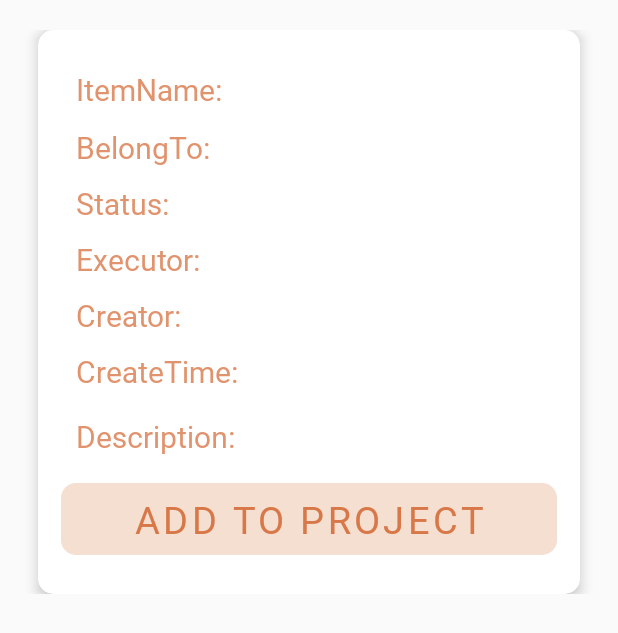
After one commit to CoderWDD/TeamCooperation, an Android app: the fragment FragmentPageAddItem shown on its own in the app's theme, on a phone screen of 412 x 824 dp. The commit adds this screen. Shown: the top 633 px of the screen. Run offline under Robolectric (Android 15) with nearby library versions, the phone set to English and light mode, and no system bars; our stand-ins replace data binding.

Commit message:
UI almost done

```diff
--- /dev/null
+++ b/app/src/main/java/com/example/cooperation/FragmentPageAddItem.java
@@ -0,0 +1,63 @@
+package com.example.cooperation;
+
+import android.os.Bundle;
+import android.view.LayoutInflater;
+import android.view.View;
+import android.view.ViewGroup;
+
+import androidx.fragment.app.Fragment;
+
+/**
+ * A simple {@link Fragment} subclass.
+ * Use the {@link FragmentPageAddItem#newInstance} factory method to
+ * create an instance of this fragment.
+ */
+public class FragmentPageAddItem extends Fragment {
+
+    // TODO: Rename parameter arguments, choose names that match
+    // the fragment initialization parameters, e.g. ARG_ITEM_NUMBER
+    private static final String ARG_PARAM1 = "param1";
+    private static final String ARG_PARAM2 = "param2";
+
+    // TODO: Rename and change types of parameters
+    private String mParam1;
+    private String mParam2;
+
+    public FragmentPageAddItem() {
+        // Required empty public constructor
+    }
+
+    /**
+     * Use this factory method to create a new instance of
+     * this fragment using the provided parameters.
+     *
+     * @param param1 Parameter 1.
+     * @param param2 Parameter 2.
+     * @return A new instance of fragment FragmentPageAddItem.
+     */
+    // TODO: Rename and change types and number of parameters
+    public static FragmentPageAddItem newInstance(String param1, String param2) {
+        FragmentPageAddItem fragment = new FragmentPageAddItem();
+        Bundle args = new Bundle();
+        args.putString(ARG_PARAM1, param1);
+        args.putString(ARG_PARAM2, param2);
+        fragment.setArguments(args);
+        return fragment;
+    }
+
+    @Override
+    public void onCreate(Bundle savedInstanceState) {
+        super.onCreate(savedInstanceState);
+        if (getArguments() != null) {
+            mParam1 = getArguments().getString(ARG_PARAM1);
+            mParam2 = getArguments().getString(ARG_PARAM2);
+        }
+    }
+
+    @Override
+    public View onCreateView(LayoutInflater inflater, ViewGroup container,
+                             Bundle savedInstanceState) {
+        // Inflate the layout for this fragment
+        return inflater.inflate(R.layout.fragment_page_add_item, container, false);
+    }
+}
--- /dev/null
+++ b/app/src/main/res/layout/fragment_page_add_item.xml
@@ -0,0 +1,244 @@
+<?xml version="1.0" encoding="utf-8"?>
+<layout xmlns:android="http://schemas.android.com/apk/res/android"
+    xmlns:tools="http://schemas.android.com/tools"
+    xmlns:app="http://schemas.android.com/apk/res-auto">
+
+    <data>
+        <variable
+            name="addItemHandler"
+            type="com.example.cooperation.model.ItemAdd" />
+
+    </data>
+
+    <FrameLayout
+        android:layout_width="match_parent"
+        android:layout_height="wrap_content"
+        tools:context=".FragmentPageAddItem"
+        android:layout_marginVertical="20dp"
+        android:layout_marginHorizontal="5dp">
+
+        <com.google.android.material.card.MaterialCardView
+            android:layout_width="match_parent"
+            android:layout_height="wrap_content"
+            android:layout_marginHorizontal="20dp"
+            app:cardCornerRadius="10dp"
+            app:cardElevation="5dp">
+
+
+            <androidx.appcompat.widget.LinearLayoutCompat
+                android:layout_width="match_parent"
+                android:layout_height="wrap_content"
+                android:orientation="vertical"
+                android:layout_marginHorizontal="5dp"
+                android:layout_marginVertical="10dp">
+
+                <androidx.appcompat.widget.LinearLayoutCompat
+                    android:layout_width="match_parent"
+                    android:layout_height="wrap_content"
+                    android:layout_marginTop="10dp"
+                    android:layout_marginLeft="20dp"
+                    android:orientation="horizontal">
+                    <TextView
+                        android:layout_width="wrap_content"
+                        android:layout_height="wrap_content"
+                        android:text="@string/item_name"
+                        android:fontFamily="@font/no236"
+                        android:layout_marginRight="10dp"
+                        android:textSize="20sp"
+                        android:textColor="@color/orange_brown_item"/>
+
+                    <EditText
+                        android:layout_width="match_parent"
+                        android:layout_height="wrap_content"
+                        android:layout_marginLeft="5dp"
+                        android:layout_marginRight="10dp"
+                        android:background="@null"
+                        android:fontFamily="@font/no236"
+                        android:maxLength="30"
+                        android:maxLines="1"
+                        android:text="@={addItemHandler.itemName}"
+                        android:textColor="@color/orange_brown_item"
+                        android:textSize="25sp" />
+
+
+                </androidx.appcompat.widget.LinearLayoutCompat>
+
+                <androidx.appcompat.widget.LinearLayoutCompat
+                    android:layout_width="match_parent"
+                    android:layout_height="wrap_content"
+                    android:layout_marginTop="10dp"
+                    android:layout_marginLeft="20dp"
+                    android:orientation="horizontal">
+                    <TextView
+                        android:layout_width="wrap_content"
+                        android:layout_height="wrap_content"
+                        android:text="@string/belong_to_project"
+                        android:fontFamily="@font/no236"
+                        android:layout_marginRight="10dp"
+                        android:textSize="20sp"
+                        android:textColor="@color/orange_brown_item"/>
+
+                    <TextView
+                        android:id="@+id/recyclerview_todo_item_project"
+                        android:layout_width="wrap_content"
+                        android:layout_height="wrap_content"
+                        android:text="@{addItemHandler.projectName}"
+                        android:fontFamily="@font/no236"
+                        android:textSize="20sp"
+                        android:textColor="@color/orange_brown_item"/>
+
+                </androidx.appcompat.widget.LinearLayoutCompat>
+
+                <androidx.appcompat.widget.LinearLayoutCompat
+                    android:layout_width="match_parent"
+                    android:layout_height="wrap_content"
+                    android:layout_marginTop="10dp"
+                    android:layout_marginLeft="20dp"
+                    android:orientation="horizontal">
+                    <TextView
+                        android:layout_width="wrap_content"
+                        android:layout_height="wrap_content"
+                        android:text="@string/status"
+                        android:fontFamily="@font/no236"
+                        android:layout_marginRight="10dp"
+                        android:textSize="20sp"
+                        android:textColor="@color/orange_brown_item"/>
+
+                    <TextView
+                        android:id="@+id/recyclerview_todo_item_status"
+                        android:layout_width="wrap_content"
+                        android:layout_height="wrap_content"
+                        android:text="@{addItemHandler.status}"
+                        android:fontFamily="@font/no236"
+                        android:textSize="20sp"
+                        android:textColor="@color/orange_brown_item"/>
+
+                </androidx.appcompat.widget.LinearLayoutCompat>
+
+                <androidx.appcompat.widget.LinearLayoutCompat
+                    android:layout_width="match_parent"
+                    android:layout_height="wrap_content"
+                    android:layout_marginTop="10dp"
+                    android:layout_marginLeft="20dp"
+                    android:orientation="horizontal">
+                    <TextView
+                        android:layout_width="wrap_content"
+                        android:layout_height="wrap_content"
+                        android:text="@string/executor"
+                        android:fontFamily="@font/no236"
+                        android:layout_marginRight="10dp"
+                        android:textSize="20sp"
+                        android:textColor="@color/orange_brown_item"/>
+
+                    <TextView
+                        android:id="@+id/recyclerview_todo_item_executor"
+                        android:layout_width="wrap_content"
+                        android:layout_height="wrap_content"
+                        android:text="@{addItemHandler.executor}"
+                        android:fontFamily="@font/no236"
+                        android:textSize="20sp"
+                        android:textColor="@color/orange_brown_item"/>
+
+                </androidx.appcompat.widget.LinearLayoutCompat>
+
+                <androidx.appcompat.widget.LinearLayoutCompat
+                    android:layout_width="match_parent"
+                    android:layout_height="wrap_content"
+                    android:layout_marginTop="10dp"
+                    android:layout_marginLeft="20dp"
+                    android:orientation="horizontal">
+                    <TextView
+                        android:layout_width="wrap_content"
+                        android:layout_height="wrap_content"
+                        android:text="@string/creator"
+                        android:fontFamily="@font/no236"
+                        android:layout_marginRight="10dp"
+                        android:textSize="20sp"
+                        android:textColor="@color/orange_brown_item"/>
+
+                    <TextView
+                        android:id="@+id/recyclerview_todo_item_creator"
+                        android:layout_width="wrap_content"
+                        android:layout_height="wrap_content"
+                        android:text="@{addItemHandler.author}"
+                        android:fontFamily="@font/no236"
+                        android:textSize="20sp"
+                        android:textColor="@color/orange_brown_item"/>
+
+                </androidx.appcompat.widget.LinearLayoutCompat>
+
+                <androidx.appcompat.widget.LinearLayoutCompat
+                    android:layout_width="match_parent"
+                    android:layout_height="wrap_content"
+                    android:layout_marginTop="10dp"
+                    android:layout_marginLeft="20dp"
+                    android:orientation="horizontal">
+                    <TextView
+                        android:layout_width="wrap_content"
+                        android:layout_height="wrap_content"
+                        android:text="@string/create_time"
+                        android:fontFamily="@font/no236"
+                        android:layout_marginRight="10dp"
+                        android:textSize="20sp"
+                        android:textColor="@color/orange_brown_item"/>
+
+                    <TextView
+                        android:id="@+id/recyclerview_todo_item_create_time"
+                        android:layout_width="wrap_content"
+                        android:layout_height="wrap_content"
+                        android:text="@{addItemHandler.itemTime.toString()}"
+                        android:fontFamily="@font/no236"
+                        android:textSize="20sp"
+                        android:textColor="@color/orange_brown_item"/>
+
+                </androidx.appcompat.widget.LinearLayoutCompat>
+
+                <androidx.appcompat.widget.LinearLayoutCompat
+                    android:layout_width="match_parent"
+                    android:layout_height="wrap_content"
+                    android:layout_marginTop="10dp"
+                    android:layout_marginBottom="10dp"
+                    android:layout_marginLeft="20dp"
+                    android:orientation="horizontal">
+                    <TextView
+                        android:layout_width="wrap_content"
+                        android:layout_height="wrap_content"
+                        android:text="@string/description"
+                        android:fontFamily="@font/no236"
+                        android:layout_marginRight="10dp"
+                        android:textSize="20sp"
+                        android:textColor="@color/orange_brown_item"/>
+
+                    <EditText
+                        android:layout_width="match_parent"
+                        android:layout_height="wrap_content"
+                        android:layout_marginLeft="5dp"
+                        android:layout_marginRight="10dp"
+                        android:background="@null"
+                        android:fontFamily="@font/no236"
+                        android:maxLength="30"
+                        android:maxLines="1"
+                        android:text="@={addItemHandler.description}"
+                        android:textColor="@color/orange_brown_item"
+                        android:textSize="25sp" />
+
+                </androidx.appcompat.widget.LinearLayoutCompat>
+
+                <com.google.android.material.button.MaterialButton
+                    android:layout_width="match_parent"
+                    android:layout_height="60dp"
+                    android:layout_marginHorizontal="10dp"
+                    android:layout_marginBottom="10dp"
+                    android:fontFamily="@font/no236"
+                    android:stateListAnimator="@null"
+                    android:text="@string/project_detail_add_item_to_project"
+                    android:textColor="@color/orange_brown"
+                    android:textSize="25sp"
+                    app:backgroundTint="@color/button_login_background_3C"
+                    app:cornerRadius="10dp" />
+
+            </androidx.appcompat.widget.LinearLayoutCompat>
+        </com.google.android.material.card.MaterialCardView>
+
+    </FrameLayout>
+</layout>
--- a/app/src/main/res/values/strings.xml
+++ b/app/src/main/res/values/strings.xml
@@ -57,6 +57,7 @@
     <string name="project_modify">Modify</string>
     <string name="project_detail_invite">Cooperator Name</string>
     <string name="project_detail_add_item">Add Item</string>
+    <string name="project_detail_add_item_to_project">Add To Project</string>
 
     <!--  random images url  -->
     <string name="random_images">https://source.unsplash.com/random</string>
```
Also changed, not shown: app/src/main/java/com/example/cooperation/FragmentPageItemDetails.java (added, +63 -0 lines), app/src/main/res/layout/fragment_page_item_details.xml (added, +231 -0 lines).
